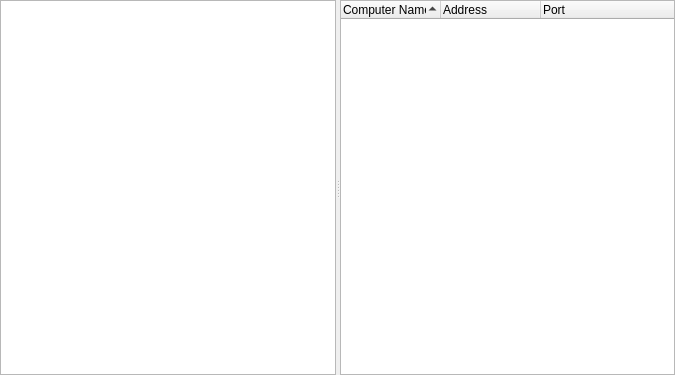
The window that source/console/address_book_tab.ui (dchapyshev/aspia) describes before a commit, drawn with Qt 5.
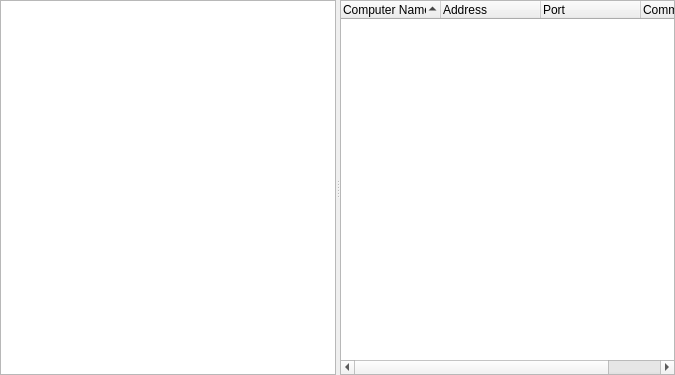
The same window after the commit. Custom widgets are drawn as their Qt base class.

Commit message: - Added "Comment" column.

```diff
--- a/source/console/address_book_tab.ui
+++ b/source/console/address_book_tab.ui
@@ -88,7 +88,7 @@
        <bool>true</bool>
       </property>
       <property name="columnCount">
-       <number>3</number>
+       <number>4</number>
       </property>
       <column>
        <property name="text">
@@ -105,6 +105,11 @@
         <string>Port</string>
        </property>
       </column>
+      <column>
+       <property name="text">
+        <string>Comment</string>
+       </property>
+      </column>
      </widget>
     </widget>
    </item>
```
The commit also changes 5 other files.
